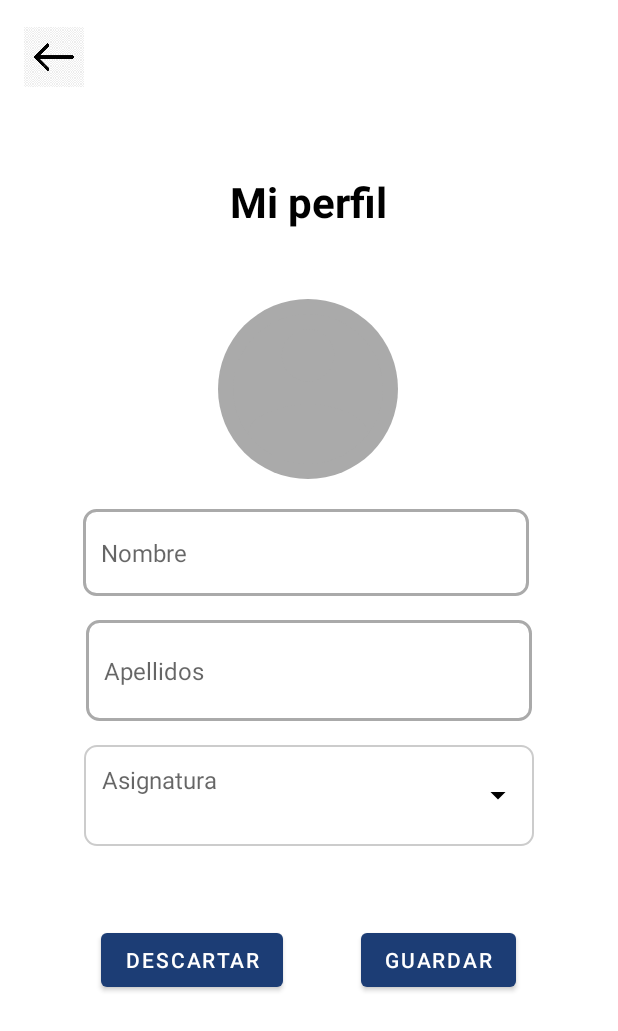
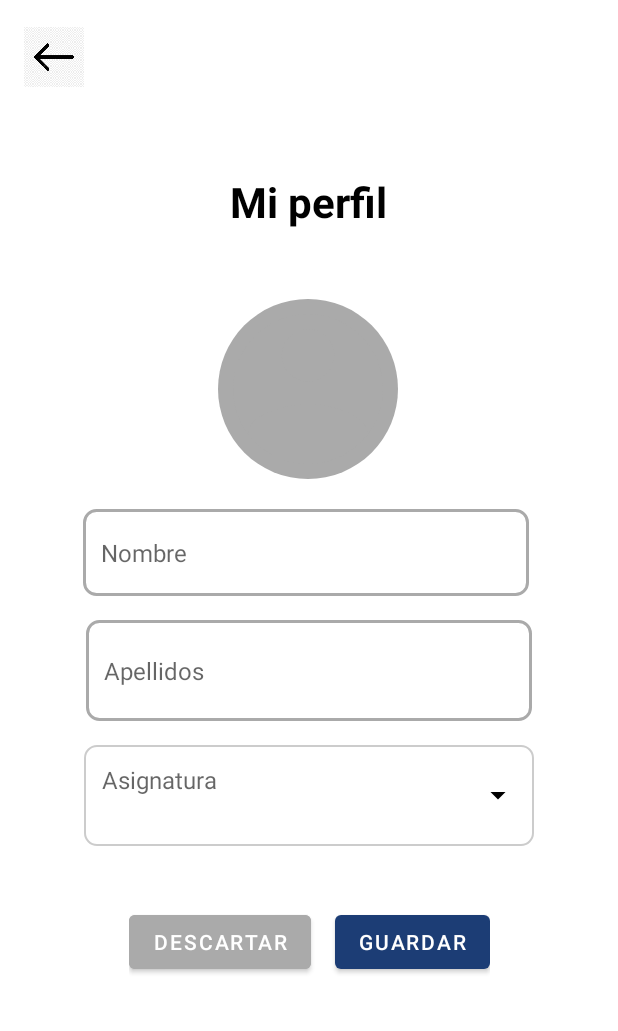
Before and after one commit to francisrojass/ClasesParticularesApk, an Android app built with Jetpack Compose: the EditProfileActivity screen opened directly, with no data from a screen before it, on a phone screen of 412 x 824 dp. Shown: the top 1031 px of the screen. Run offline under Robolectric (Android 15) with nearby library versions, the phone set to English and light mode, and no system bars; our stand-ins replace Firebase (no records; nobody signed in at launch, a user with empty details on screens opened directly).

Commit message:
Cambios en los botones descartar

```diff
--- a/app/src/main/res/layout/activity_edit_profile_teacher.xml
+++ b/app/src/main/res/layout/activity_edit_profile_teacher.xml
@@ -22,27 +22,6 @@
         app:layout_constraintStart_toStartOf="parent"
         app:layout_constraintTop_toTopOf="parent" />
 
-    <Button
-        android:id="@+id/btnGuardarCambiosPerfil"
-        android:layout_width="wrap_content"
-        android:layout_height="wrap_content"
-        android:layout_marginTop="616dp"
-        android:layout_marginEnd="68dp"
-        android:text="@string/save"
-        android:textSize="14sp"
-        app:layout_constraintEnd_toEndOf="parent"
-        app:layout_constraintTop_toTopOf="parent" />
-
-    <Button
-        android:id="@+id/btnDescartarCambiosPerfil"
-        android:layout_width="wrap_content"
-        android:layout_height="wrap_content"
-        android:layout_marginTop="616dp"
-        android:layout_marginEnd="52dp"
-        android:text="@string/discard"
-        android:textSize="14sp"
-        app:layout_constraintEnd_toStartOf="@id/btnGuardarCambiosPerfil"
-        app:layout_constraintTop_toTopOf="parent" />
 
     <TextView
         android:id="@+id/tituloEditarPerfil"
@@ -112,6 +91,34 @@
         app:layout_constraintStart_toStartOf="parent"
         app:layout_constraintTop_toBottomOf="@id/etApellidos" />
 
+    <LinearLayout
+        android:layout_width="wrap_content"
+        android:layout_height="wrap_content"
+        android:orientation="horizontal"
+        android:layout_marginTop="40dp"
+        app:layout_constraintTop_toBottomOf="@id/tvAsignaturas"
+        app:layout_constraintStart_toStartOf="parent"
+        app:layout_constraintEnd_toEndOf="parent">
+
+        <Button
+            android:id="@+id/btnDescartarCambiosPerfil"
+            android:layout_width="wrap_content"
+            android:layout_height="wrap_content"
+            android:backgroundTint="@android:color/darker_gray"
+            android:text="@string/discard"
+            android:textSize="14sp"
+            android:layout_marginEnd="16dp"/>
+
+        <Button
+            android:id="@+id/btnGuardarCambiosPerfil"
+            android:layout_width="wrap_content"
+            android:layout_height="wrap_content"
+            android:text="@string/save"
+            android:textSize="14sp" />
+
+
+    </LinearLayout>
+
 
 
 </androidx.constraintlayout.widget.ConstraintLayout>
--- a/app/src/main/res/layout/activity_nueva_clase.xml
+++ b/app/src/main/res/layout/activity_nueva_clase.xml
@@ -147,6 +147,7 @@
         android:layout_width="wrap_content"
         android:layout_height="wrap_content"
         android:layout_marginTop="20dp"
+        android:backgroundTint="@android:color/darker_gray"
         android:text="@string/discard"
         app:layout_constraintEnd_toStartOf="@id/btnGuardarClase"
         app:layout_constraintStart_toStartOf="parent"
```
